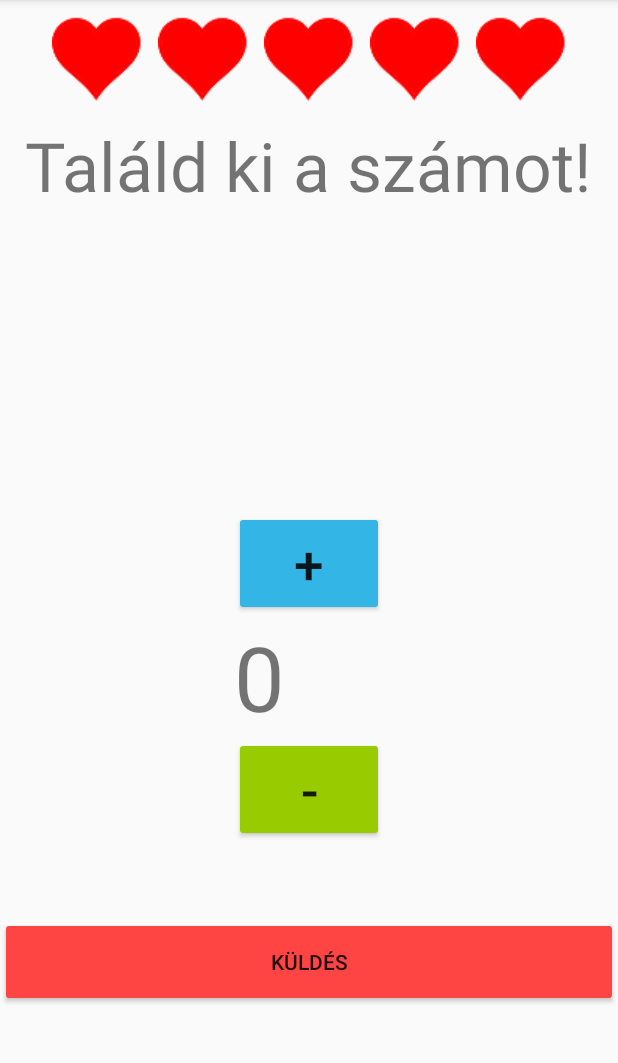
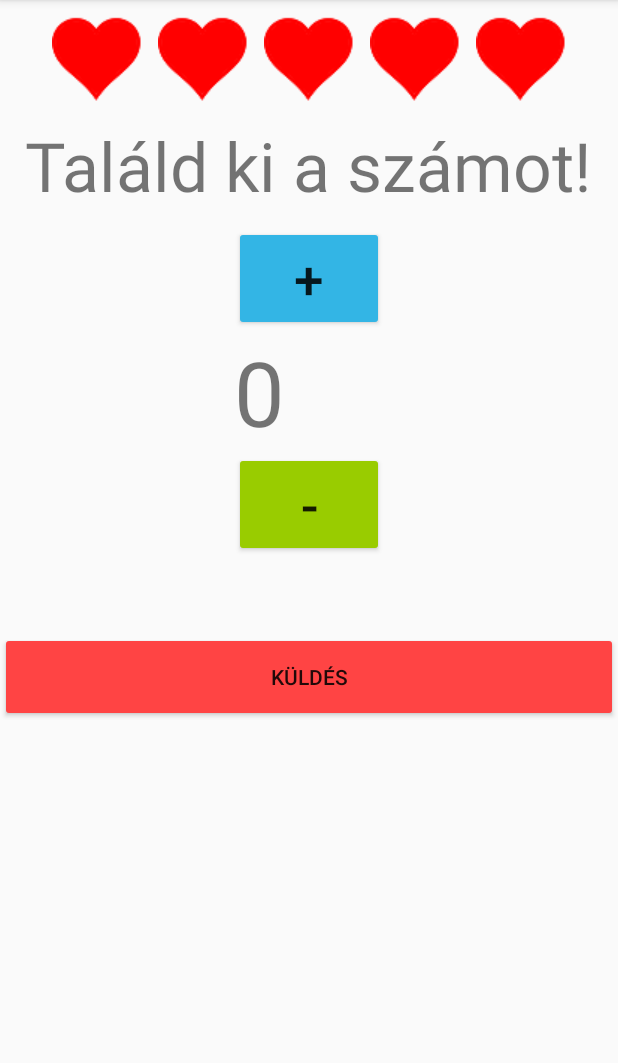
Before and after one commit to itzMetaa/10-24-ThinkANumber, an Android app: the screen it shows after launch (MainActivity), on a phone screen of 412 x 824 dp, the part 84-1147 px from its top. Run offline under Robolectric (Android 15) with nearby library versions, the phone set to English and light mode, and no system bars.

```diff
--- a/app/src/main/java/com/example/thinkanumber/MainActivity.java
+++ b/app/src/main/java/com/example/thinkanumber/MainActivity.java
@@ -3,12 +3,92 @@ package com.example.thinkanumber;
 import androidx.appcompat.app.AppCompatActivity;
 
 import android.os.Bundle;
+import android.view.View;
+import android.widget.Button;
+import android.widget.ImageView;
+import android.widget.TextView;
+import android.widget.Toast;
 
-public class MainActivity extends AppCompatActivity {
+import java.util.List;
+import java.util.Random;
+
+public class MainActivity extends AppCompatActivity implements View.OnClickListener{
+
+
+    private Button btnPlus, btnMinus, btnSend;
+    private TextView textTipp;
+    private ImageView heart1, heart2, heart3, heart4, heart5;
+    private Random r;
+    private int Eletek, gondoltSzam, tipp;
+    private List<ImageView> eletek;
 
     @Override
     protected void onCreate(Bundle savedInstanceState) {
         super.onCreate(savedInstanceState);
         setContentView(R.layout.activity_main);
+
+        init();
+        btnSend.setOnClickListener(this);
+        btnPlus.setOnClickListener(this);
+        btnMinus.setOnClickListener(this);
+
+    }
+
+    private void init(){
+        btnPlus = findViewById(R.id.buttonPlus);
+        btnMinus = findViewById(R.id.buttonMinus);
+        btnSend = findViewById(R.id.buttonSend);
+        textTipp = findViewById(R.id.textTipp);
+        heart1 = findViewById(R.id.heart1);
+        heart2 = findViewById(R.id.heart2);
+        heart3 = findViewById(R.id.heart3);
+        heart4 = findViewById(R.id.heart4);
+        heart5 = findViewById(R.id.heart5);
+        //eletek.add(heart1);
+        //eletek.add(heart2);
+        //eletek.add(heart3);
+        //eletek.add(heart4);
+        //eletek.add(heart5);
+        Random r = new Random();
+        gondoltSzam = r.nextInt(10);
+        Eletek = 5;
+        tipp = 0;
+    }
+
+    @Override
+    public void onClick(View v) {
+        switch(v.getId()){
+            case R.id.buttonPlus:
+                if (tipp<10){
+                    tipp++;
+                    textTipp.setText(""+ tipp);
+                }
+                break;
+            case R.id.buttonMinus:
+                if (tipp>1){
+                    tipp--;
+                    textTipp.setText(""+tipp);
+                }
+                break;
+            case R.id.buttonSend:
+
+                if (tipp>gondoltSzam)
+                {
+                    Toast.makeText(MainActivity.this, "Lejjebb", Toast.LENGTH_SHORT).show();
+                }
+                if (tipp<gondoltSzam)
+                {
+                    Toast.makeText(MainActivity.this, "Feljebb", Toast.LENGTH_SHORT).show();
+                }
+                if (tipp==gondoltSzam)
+                {
+                    Toast.makeText(MainActivity.this, "Nyertél", Toast.LENGTH_SHORT).show();
+                    gondoltSzam = r.nextInt(10);
+                    tipp=0;
+                    textTipp.setText(""+tipp);
+                }
+                break;
+        }
+
     }
 }
--- a/app/src/main/res/layout/activity_main.xml
+++ b/app/src/main/res/layout/activity_main.xml
@@ -73,7 +73,7 @@
         android:layout_below="@+id/szoveg"
         android:id="@+id/linLay2"
         android:layout_centerHorizontal="true"
-        android:layout_marginTop="200dp"
+        android:layout_marginTop="10dp"
         >
         <Button
             android:layout_width="100dp"
@@ -88,6 +88,7 @@
             android:layout_height="wrap_content"
             android:text="0"
             android:textSize="60dp"
+            android:id="@+id/textTipp"
             />
         <Button
             android:layout_width="100dp"
@@ -108,6 +109,7 @@
         android:backgroundTint="@android:color/holo_red_light"
         android:layout_centerHorizontal="true"
         android:layout_marginTop="50dp"
+        android:id="@+id/buttonSend"
         />
 
 
```
